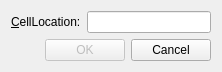
The window that GoToCell/gotocelldialog.ui (Dr-Xperience/GUI_Programming_with_QT4_BookProject_Chapter2) describes before a commit, drawn with Qt 5.
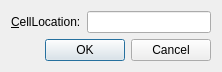
The same window after the commit.

Commit message: Updated GoToCellDialog Application with QDialogButtonBox instead of using two QPushButtons for OK and Cancel

Patch:
```diff
--- a/GoToCell/gotocelldialog.ui
+++ b/GoToCell/gotocelldialog.ui
@@ -47,22 +47,9 @@
       </spacer>
      </item>
      <item>
-      <widget class="QPushButton" name="pushButtonOK">
-       <property name="enabled">
-        <bool>false</bool>
-       </property>
-       <property name="text">
-        <string>OK</string>
-       </property>
-       <property name="default">
-        <bool>true</bool>
-       </property>
-      </widget>
-     </item>
-     <item>
-      <widget class="QPushButton" name="pushButtonCancel">
-       <property name="text">
-        <string>Cancel</string>
+      <widget class="QDialogButtonBox" name="buttonBox">
+       <property name="standardButtons">
+        <set>QDialogButtonBox::Cancel|QDialogButtonBox::Ok</set>
        </property>
       </widget>
      </item>
```
The commit also changes 7 other files.
